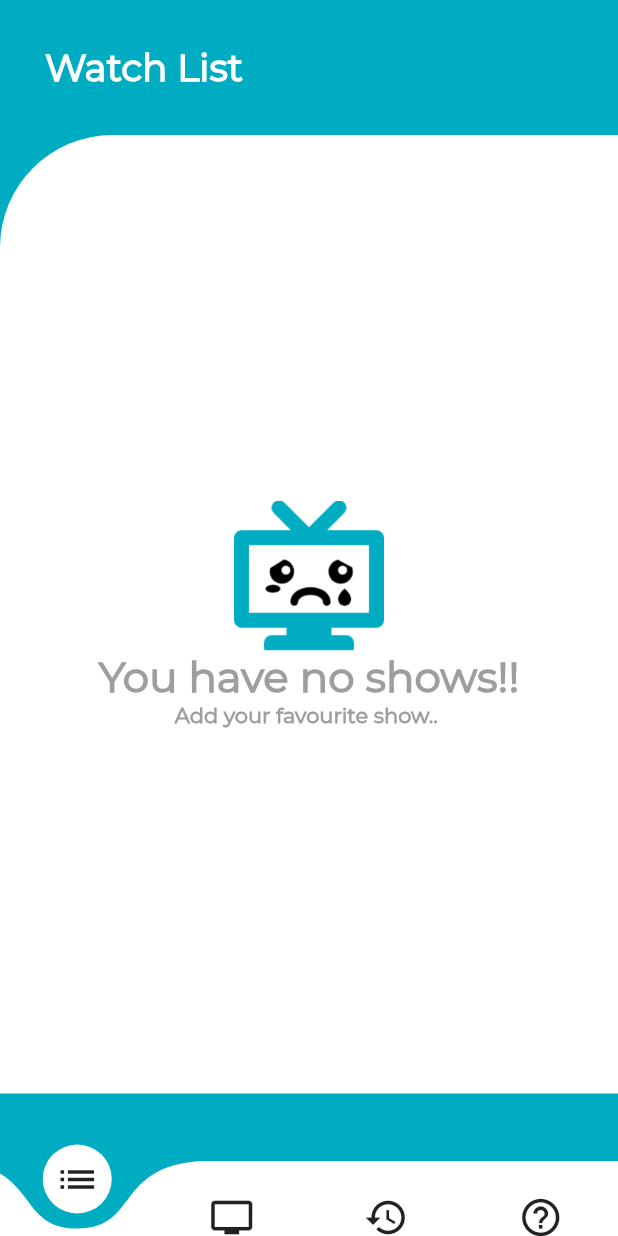
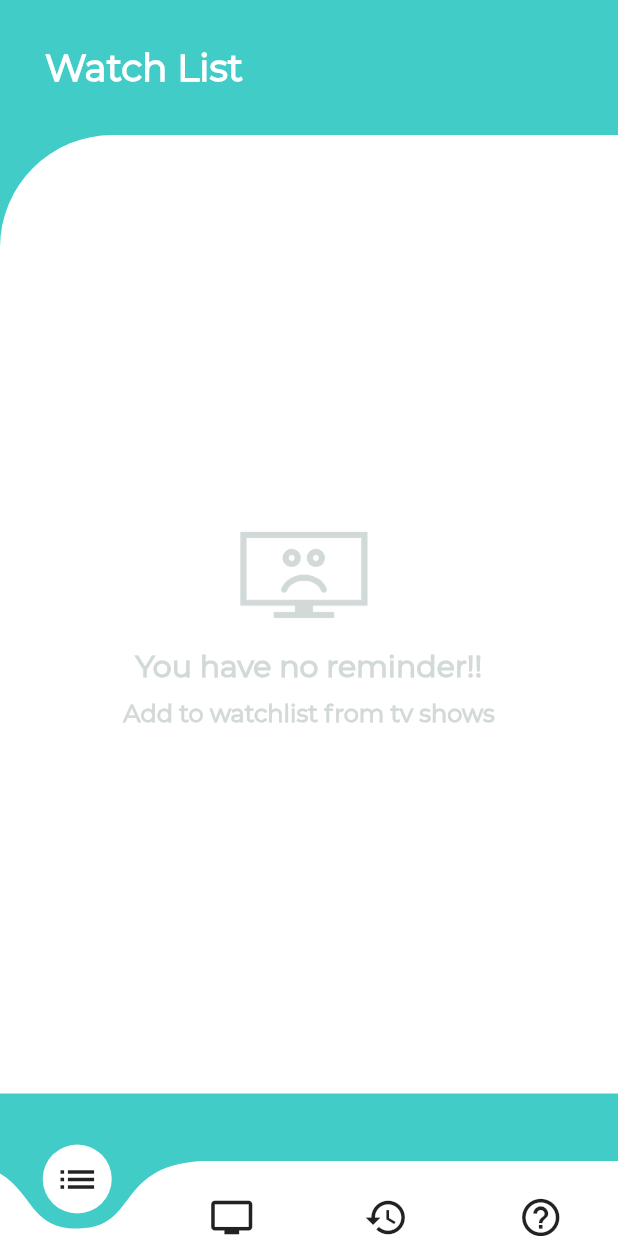
Before and after one commit to Lojini/TVShowReminder, a Flutter app: the screen it shows after launch, on a phone screen of 412 x 824 dp. Run offline on Flutter 3.47's test engine with Material 2 defaults, Android fonts, the phone set to English and light mode, and no system bars; drawn by our look-alikes of curved_navigation_bar; our stand-ins replace cloud_firestore, flutter_local_notifications, flutter_swiper; accounts and stored records are empty; project files that could hold a hidden picture were left out.

Commit message:
implemented reminder notification

```diff
--- a/lib/main.dart
+++ b/lib/main.dart
@@ -5,11 +5,16 @@ import 'ui/bottomNavigator.dart';
 void main() => runApp(MyApp());
 
 class MyApp extends StatelessWidget {
+  // This widget is the root of your application.
   @override
   Widget build(BuildContext context) {
     return MaterialApp(
       debugShowCheckedModeBanner: false,
       title: 'Flutter Demo',
+      theme:ThemeData(
+        accentColor: Color(0xFF6cc3c1),
+        primaryColor: Color(0xFF42CCC8)
+      ),
       home: Splash(),
       routes: <String, WidgetBuilder>{
         '/Home': (BuildContext context) => new BottomNavigationBarPage()
@@ -18,11 +23,11 @@ class MyApp extends StatelessWidget {
   }
 }
 
-//to reuse the widget
+//to reuse the curved theme to all screens
 class PageTheme{
   pageTheme(String text,BuildContext context,Widget widget){
     return new Container(
-        color:  Colors.cyan[600],
+        color:  Color(0xFF42CCC8),
         child:ListView(
             children:[
               Padding(
--- a/lib/models/reminder.dart
+++ b/lib/models/reminder.dart
@@ -3,12 +3,11 @@ import 'package:cloud_firestore/cloud_firestore.dart';
 class Reminder{
   String showName;
   String imageUrl;
-  String showDate;
-  String showTime;
+  DateTime showDateTime;
   String reminderStart;
   DocumentReference reference;
 
-  Reminder({this.showName,this.imageUrl,this.showDate,this.showTime,this.reminderStart});
+  Reminder({this.showName,this.imageUrl,this.showDateTime,this.reminderStart});
 
   Reminder.fromMap(Map<String,dynamic> map,{this.reference}):
       assert(map['name']!=null),
@@ -17,8 +16,7 @@ class Reminder{
       assert(map['start']!=null),
       showName = map['name'],
       imageUrl = map['url'],
-      showDate = map['date'],
-      showTime =map['time'],
+      showDateTime = map['showDateTime'],
       reminderStart = map['start'];
 
 
@@ -29,8 +27,7 @@ class Reminder{
     return {
       'name':showName,
       'url' :imageUrl,
-      'date':showDate,
-      'time':showTime,
+      'showDateTime':showDateTime,
       'start':reminderStart};
 
   }
--- a/lib/services/reminderApi.dart
+++ b/lib/services/reminderApi.dart
@@ -11,8 +11,7 @@ class ReminderAPI{
         await reference.add({
           "name":reminder.showName,
           "url" :reminder.imageUrl,
-          "date":reminder.showDate,
-          "time":reminder.showTime,
+          "showDateTime":reminder.showDateTime,
           "start":reminder.reminderStart
         });
       });
--- a/lib/services/watchListApi.dart
+++ b/lib/services/watchListApi.dart
@@ -4,12 +4,13 @@ class WatchListAPI{
   static Stream<QuerySnapshot> watchlistStream = Firestore.instance.collection('watchlist').snapshots();
   static CollectionReference reference = Firestore.instance.collection('watchlist');
 
-  static addToWatchlist(int id,String showName,String url,String reminder){
+  static addToWatchlist(int id,String showName,String url,String dateTime,String reminder){
     Firestore.instance.runTransaction((Transaction transaction) async{
       await reference.add({
         "showId":id,
          "showName":showName,
         "imageUrl":url,
+        "dateTime":dateTime,
         "reminder":reminder
       });
     });
--- a/lib/ui/bottomNavigator.dart
+++ b/lib/ui/bottomNavigator.dart
@@ -26,7 +26,7 @@ class _BottomNavigationBarState extends State<BottomNavigationBarPage> {
         bottomNavigationBar: CurvedNavigationBar(
           height: 50,
           color: Colors.white,
-          backgroundColor: Colors.cyan[600],
+          backgroundColor: Color(0xFF42CCC8),
           items: <Widget>[
             Icon(Icons.list,size: 30,),
             Icon(Icons.tv,size: 30,),
--- a/lib/ui/splash.dart
+++ b/lib/ui/splash.dart
@@ -17,8 +17,8 @@ class _SplashState extends State<Splash>{
             decoration: BoxDecoration(
               gradient: new LinearGradient(
                 colors: [
-                  const Color(0xFF00ACC1),
-                  const Color(0xFF80DEEA),
+                  const Color(0xFF42CCC8),
+                  const Color(0xFF0d095c),
                 ],
                 begin: Alignment.centerRight,
                 end: new Alignment(-1.0, -1.0),
--- a/lib/ui/watchlist.dart
+++ b/lib/ui/watchlist.dart
@@ -1,12 +1,16 @@
+import 'dart:convert';
 import 'package:cloud_firestore/cloud_firestore.dart';
 import 'package:flutter/cupertino.dart';
 import 'package:flutter/material.dart';
+import 'package:flutter_local_notifications/flutter_local_notifications.dart';
 import 'package:flutter_swiper/flutter_swiper.dart';
+import 'package:intl/intl.dart';
 import 'package:tv_reminder/models/reminder.dart';
 import 'package:tv_reminder/services/watchListApi.dart';
 import 'package:tv_reminder/ui/showDetails.dart';
 import '../main.dart';
 import 'customReminderDialog.dart';
+import 'package:http/http.dart' as http;
 
 
 class WatchListPage extends StatefulWidget {
@@ -16,7 +20,9 @@ class WatchListPage extends StatefulWidget {
 
 class _WatchListPageState extends State<WatchListPage> {
   bool isButtonDisabled = false;
-
+  Map data;
+  String date,time,timeZone;
+  DateTime dateTime;
 
   @override
   Widget build(BuildContext context) {
@@ -59,6 +65,7 @@ class _WatchListPageState extends State<WatchListPage> {
                               top: 50,
                                  child:list['reminder']==null?GestureDetector(
                                    onTap: (){
+                                     dateTime =DateTime.parse(list['dateTime']);
                                      showDialog(
                                        context: context,
                                        builder: (context) =>
@@ -66,8 +73,7 @@ class _WatchListPageState extends State<WatchListPage> {
                                                documentId:list.documentID,
                                                reminder: Reminder(
                                                    showName: list['showName'],
-                                                   showDate: '2020-09-3',
-                                                   showTime: '05.30 P.M',
+                                                   showDateTime:dateTime.toLocal(),
                                                    imageUrl: list['imageUrl'])
                                            ),
                                      );
@@ -110,20 +116,21 @@ class _WatchListPageState extends State<WatchListPage> {
         children: <Widget>[
           Image.asset('assets/sad_Tv.png',
             height: 100,
-            width: 100,),
-          Text('You have no shows!!',textAlign: TextAlign.justify,
+            width: 150,),
+          Text('You have no reminder!!',
             style: TextStyle(
                 fontWeight: FontWeight.bold,
-                fontSize: 28,
-                color: Colors.grey,
+                fontSize: 20,
+                color: Color(0xFFd2d9d9),
                 fontFamily: 'Montserrat'
             ),
           ),
-          Text('Add your favourite show.. ',
+          SizedBox(height: 10,),
+          Text('Add to watchlist from tv shows',
             style: TextStyle(
                 fontWeight: FontWeight.bold,
-                fontSize: 14,
-                color: Colors.grey,
+                fontSize: 16,
+                color: Color(0xFFd2d9d9),
                 fontFamily: 'Montserrat'
             ),
           ),
--- a/pubspec.yaml
+++ b/pubspec.yaml
@@ -18,6 +18,8 @@ environment:
 
 dependencies:
   cloud_firestore: ^0.13.0+1
+  intl: ^0.16.1
+  flutter_local_notifications: ^1.4.1
   curved_navigation_bar: ^0.3.2
   flutter_swiper: ^1.1.6
   flutter:
```
Also changed, not shown: lib/ui/customReminderDialog.dart (+24 -4 lines), lib/ui/listerf.dart (deleted, +0 -21 lines), lib/ui/notification.dart (added, +81 -0 lines), lib/ui/reminder.dart (+13 -9 lines), assets/sad_Tv.png, pubspec.lock.
